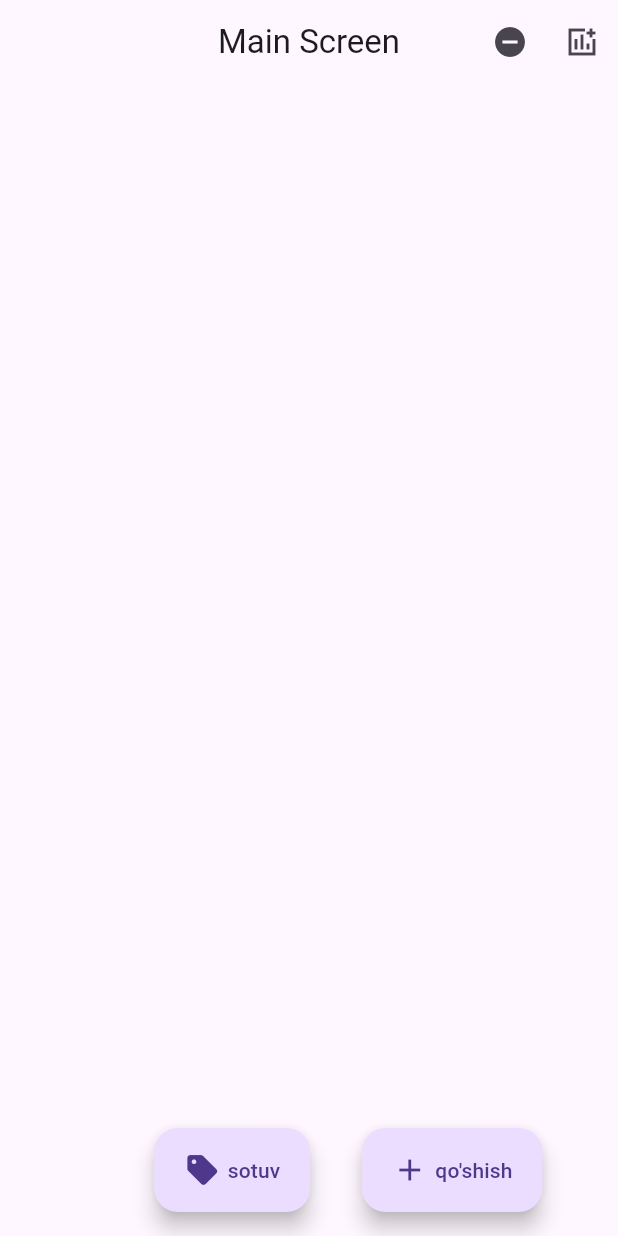
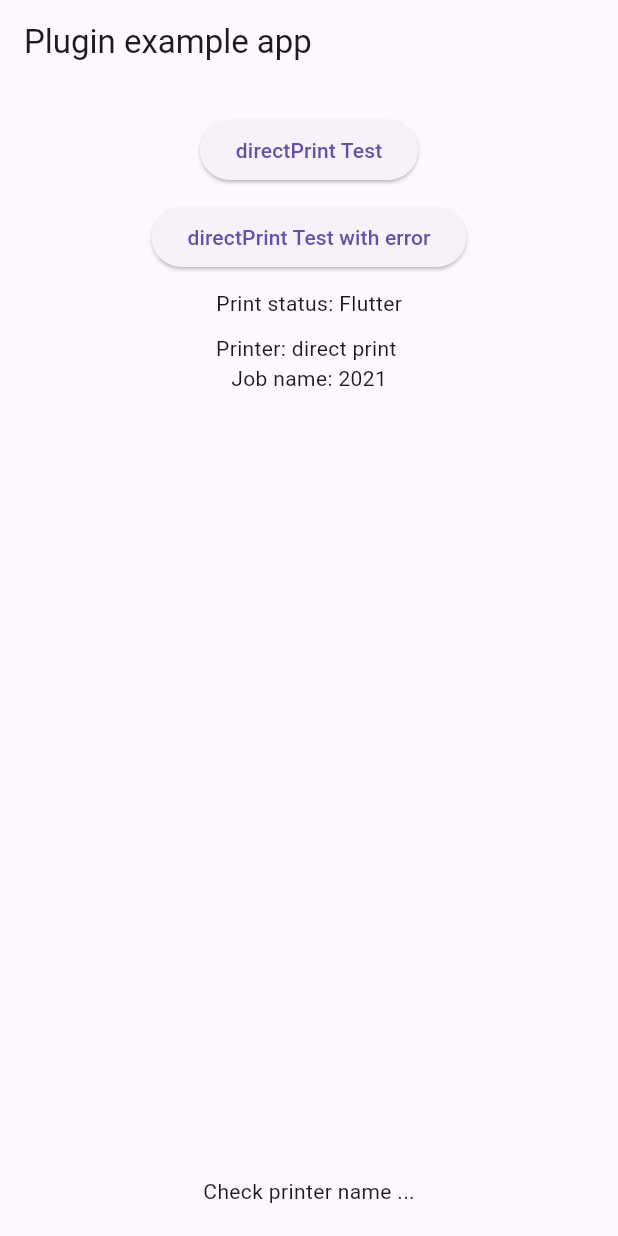
Before and after one commit to AbdulazizTursunov/product_market, a Flutter app: the screen it shows after launch, on a phone screen of 412 x 824 dp. Run offline on Flutter 3.47's test engine with Material 3 defaults, Android fonts, the phone set to English and light mode, and no system bars; missing offline and left inert: directprint, sqlite_wrapper.

Commit message:
add direct_plugin package for check printer

```diff
--- /dev/null
+++ b/lib/print_package.dart
@@ -0,0 +1,112 @@
+import 'dart:async';
+import 'package:flutter/foundation.dart';
+import 'package:directprint/directprint.dart';
+import 'package:flutter/material.dart';
+
+
+class MyPrintApp extends StatefulWidget {
+  const MyPrintApp({Key? key}) : super(key: key);
+
+  @override
+  State<MyPrintApp> createState() => _MyPrintAppState();
+}
+
+class _MyPrintAppState extends State<MyPrintApp> {
+  final _directprintPlugin = Directprint();
+  String _printStatus = 'Flutter';
+  String _printerName = 'direct print ';
+  String _jobName = '2021';
+
+  @override
+  Widget build(BuildContext context) {
+    return MaterialApp(
+      home: Scaffold(
+        appBar: AppBar(
+          title: const Text('Plugin example app'),
+        ),
+        body: Center(
+          child: Padding(
+            padding: const EdgeInsets.all(20),
+            child: Column(
+              mainAxisSize: MainAxisSize.max,
+              children: [
+                ElevatedButton(
+                    onPressed: () {
+                      _directPrintText();
+                    },
+                    child: const Text('directPrint Test')),
+                const SizedBox(height: 10),
+                ElevatedButton(
+                    onPressed: () {
+                      _directPrintTextWithError();
+                    },
+                    child: const Text('directPrint Test with error')),
+                const SizedBox(height: 10),
+                Text('Print status: $_printStatus'),
+                const SizedBox(height: 10),
+                Text('Printer: $_printerName'),
+                Text('Job name: $_jobName'),
+                Expanded(child: Container()),
+                Container(
+                  child: const Text('Check printer name ...'),
+                )
+              ],
+            ),
+          ),
+        ),
+      ),
+    );
+  }
+
+  Future<void> _directPrintText() async {
+    debugPrint('directPrint test ...');
+    try {
+      String data = "Direct print plugin test ...\n\n\n\n";
+
+      // Uint8List enctxt = await CharsetConverter.encode('852', data);
+      Uint8List enctxt = Uint8List.fromList(data.codeUnits);
+
+      String printer = 'POS-58';
+      String job = 'Invoice';
+
+      String dpResult =
+          await _directprintPlugin.print(printer, job, enctxt) ?? '';
+
+      setState(() {
+        _printerName = printer;
+        _jobName = job;
+        _printStatus = dpResult;
+      });
+
+      debugPrint('dpResult=$dpResult');
+      debugPrint('test finished.');
+    } catch (e) {
+      debugPrint(e.toString());
+    }
+  }
+
+  Future<void> _directPrintTextWithError() async {
+    debugPrint('directPrint test ...');
+    try {
+      String data = "Direct print plugin test ...\n\n\n\n";
+
+      Uint8List enctxt = Uint8List.fromList(data.codeUnits);
+
+      String printer = 'unknown';
+      String job = 'Invoice';
+
+      String dpResult =
+          await _directprintPlugin.print(printer, job, enctxt) ?? '';
+      setState(() {
+        _printerName = printer;
+        _jobName = job;
+        _printStatus = dpResult;
+      });
+
+      debugPrint('dpResult=$dpResult');
+      debugPrint('test finished.');
+    } catch (e) {
+      debugPrint(e.toString());
+    }
+  }
+}
--- /dev/null
+++ b/lib/view.dart
@@ -0,0 +1,6 @@
+export 'dart:io';
+export 'package:flutter/material.dart';
+export 'package:path_provider/path_provider.dart';
+export 'package:product_market/print_package.dart';
+export 'package:product_market/ui/market_main_screen.dart';
+export 'data/data/db_initialize.dart';
--- a/pubspec.yaml
+++ b/pubspec.yaml
@@ -42,7 +42,7 @@ dependencies:
 #helper package for contact and recursive
   path: ^1.8.3
   path_provider: ^2.1.2
-
+  directprint: ^1.0.3
 
 
 dev_dependencies:
```
Also changed, not shown: lib/main.dart (+3 -6 lines), lib/ui/market_main_screen.dart (+19 -27 lines), lib/ui/sub_screens/qoldiq_oyna.dart (+0 -19 lines), lib/ui/sub_screens/sircle_avatar.dart (+29 -6 lines), lib/ui/sub_screens/sotuv_oyna.dart (+6 -6 lines), pubspec.lock, 3 other files.
